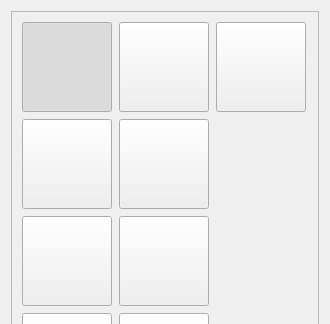
Old version of the form frameworks/runtime-src/proj.win32QT/res/ui/ButtonPanel.ui in the repository Kanaykin/BinaryLand; both pictures show x 0 to 330 and y 0 to 324 of the 330 by 524 pixel window.
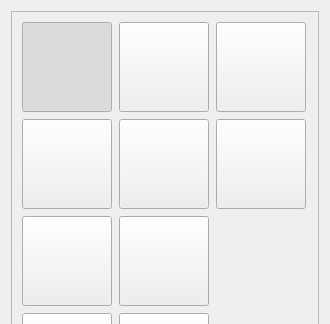
New version of the form.

Commit message: refs #58 chest addet to editor

```diff
--- a/frameworks/runtime-src/proj.win32QT/res/ui/ButtonPanel.ui
+++ b/frameworks/runtime-src/proj.win32QT/res/ui/ButtonPanel.ui
@@ -329,6 +329,37 @@
           <height>80</height>
          </size>
         </property>
+        <property name="checkable">
+         <bool>true</bool>
+        </property>
+       </widget>
+      </item>
+      <item row="2" column="2">
+       <widget class="QPushButton" name="chestButton">
+        <property name="minimumSize">
+         <size>
+          <width>90</width>
+          <height>90</height>
+         </size>
+        </property>
+        <property name="maximumSize">
+         <size>
+          <width>90</width>
+          <height>90</height>
+         </size>
+        </property>
+        <property name="text">
+         <string/>
+        </property>
+        <property name="iconSize">
+         <size>
+          <width>80</width>
+          <height>80</height>
+         </size>
+        </property>
+        <property name="checkable">
+         <bool>true</bool>
+        </property>
        </widget>
       </item>
      </layout>
```
The commit also changes 15 other files.
